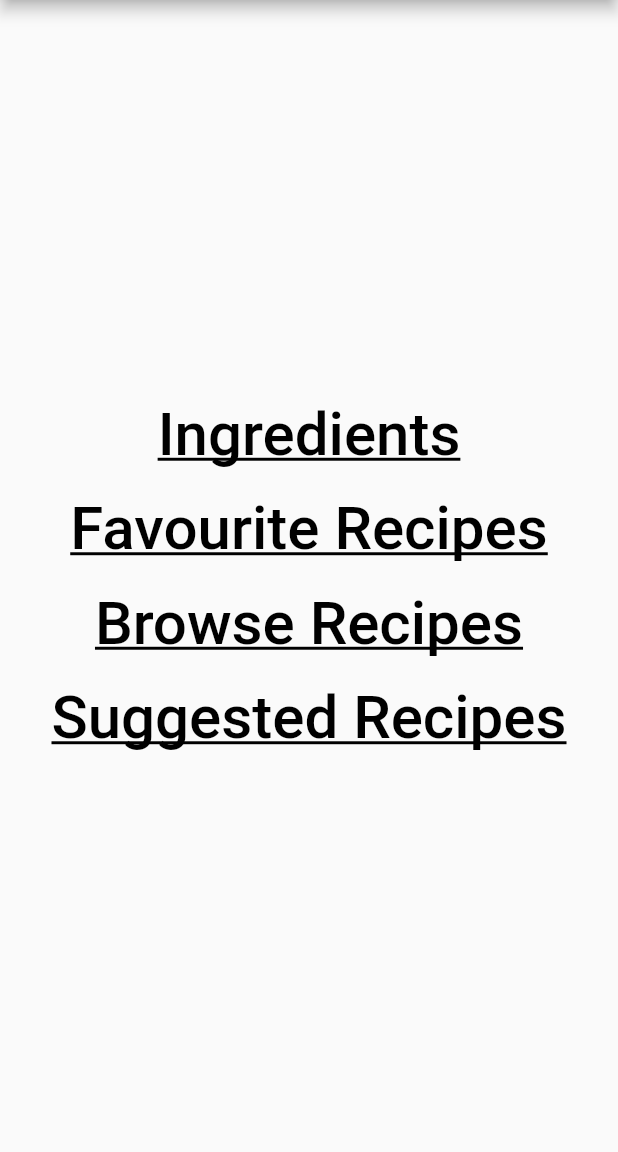
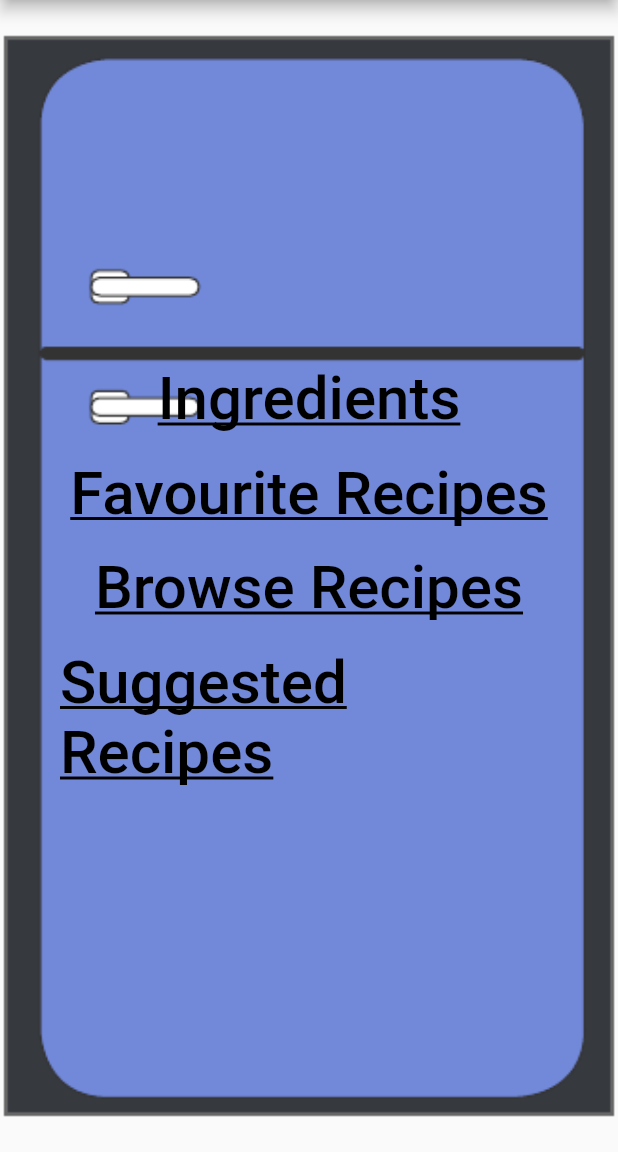
Before and after one commit to kristianduke/fridge-app-dev, a Flutter app: the screen it shows after launch, on a phone screen of 412 x 824 dp, the part 84-1236 px from its top. Run offline on Flutter 3.47's test engine with Material 2 defaults, Android fonts, the phone set to English and light mode, and no system bars.

Commit message:
First steps to final UI

```diff
--- a/fridge_app/lib/main.dart
+++ b/fridge_app/lib/main.dart
@@ -20,7 +20,13 @@
         centerTitle: true,
         backgroundColor: Colors.blue[600],
       ),
-      body: Center(
+      body: Container(
+        alignment: Alignment.center,
+        padding: const EdgeInsets.all(32),
+        decoration: const BoxDecoration(
+          image: DecorationImage(
+              image: AssetImage('assets/home-screen.png'), fit: BoxFit.cover),
+        ),
         child: Column(
           mainAxisSize: MainAxisSize.min,
           children: [
@@ -44,7 +50,8 @@
               onPressed: () {
                 Navigator.push(
                   context,
-                  MaterialPageRoute(builder: (context) => const FavouriteRecipes()),
+                  MaterialPageRoute(
+                      builder: (context) => const FavouriteRecipes()),
                 );
               },
               child: const Text(
@@ -60,7 +67,8 @@
               onPressed: () {
                 Navigator.push(
                   context,
-                  MaterialPageRoute(builder: (context) => const BrowseRecipes()),
+                  MaterialPageRoute(
+                      builder: (context) => const BrowseRecipes()),
                 );
               },
               child: const Text(
@@ -76,7 +84,8 @@
               onPressed: () {
                 Navigator.push(
                   context,
-                  MaterialPageRoute(builder: (context) => const SuggestedRecipes()),
+                  MaterialPageRoute(
+                      builder: (context) => const SuggestedRecipes()),
                 );
               },
               child: const Text(
--- a/fridge_app/pubspec.yaml
+++ b/fridge_app/pubspec.yaml
@@ -59,9 +59,8 @@
   uses-material-design: true
 
   # To add assets to your application, add an assets section, like this:
-  # assets:
-  #   - images/a_dot_burr.jpeg
-  #   - images/a_dot_ham.jpeg
+  assets:
+    - assets/
 
   # An image asset can refer to one or more resolution-specific "variants", see
   # https://flutter.dev/assets-and-images/#resolution-aware
```
Also changed, not shown: fridge_app/assets/home-screen.png (added).
